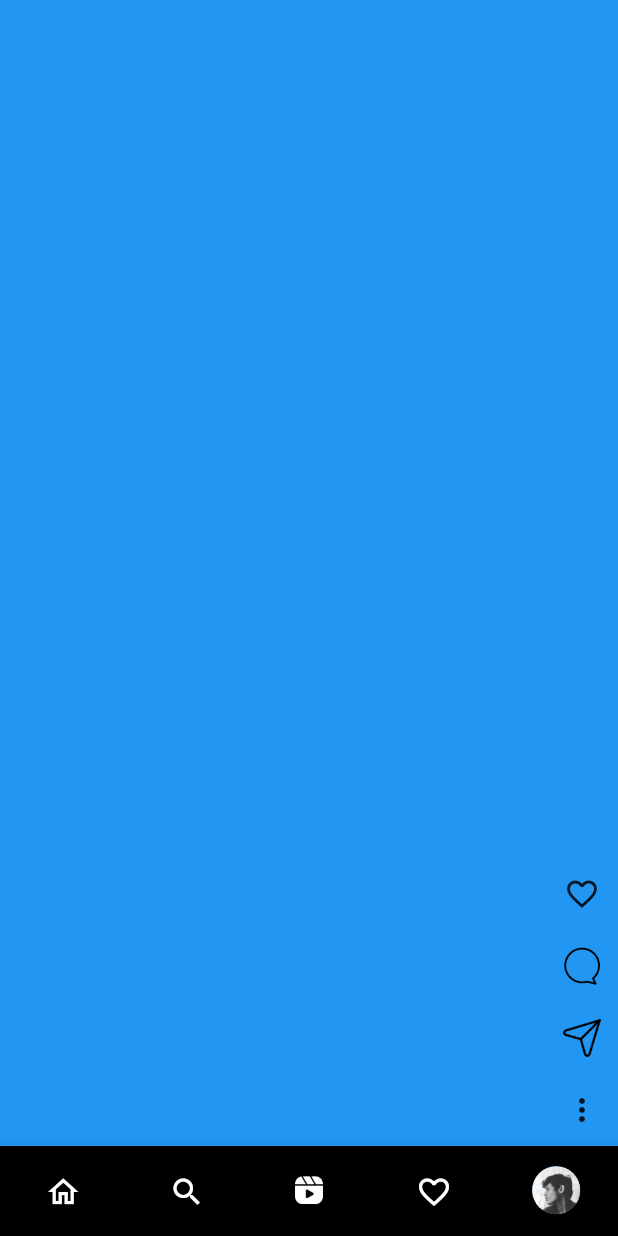
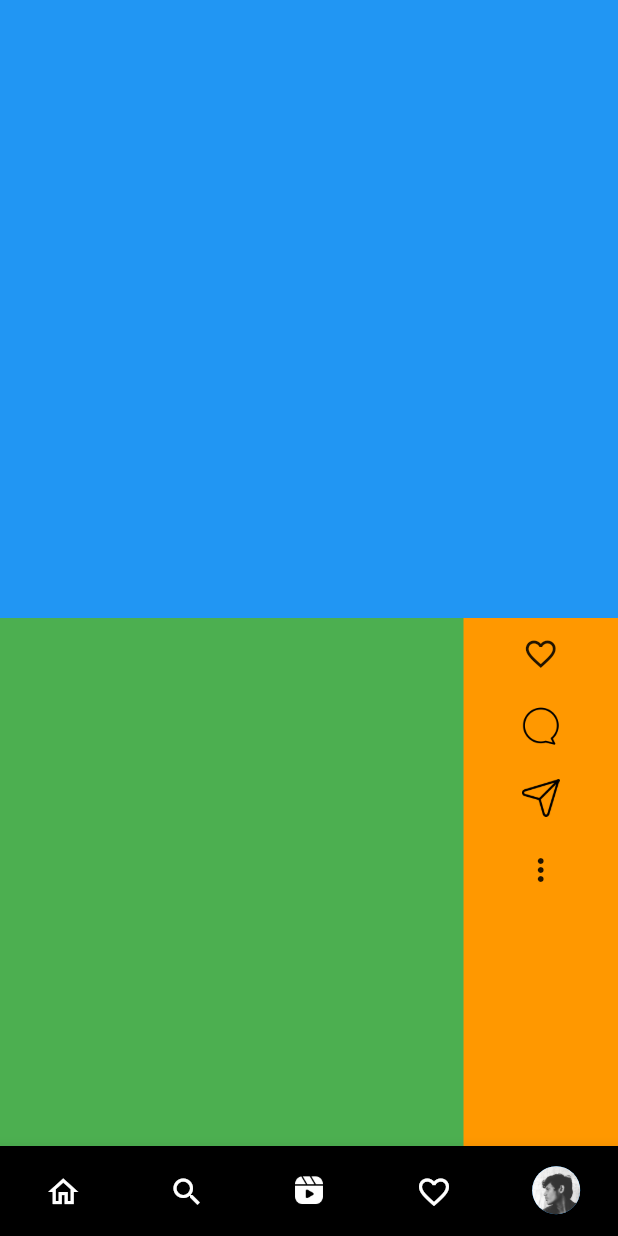
Before and after one commit to KESHAVBERG/Instagramclone, a Flutter app: the screen it shows after launch, item 3 of the bottom bar chosen, on a phone screen of 412 x 824 dp. Run offline on Flutter 3.47's test engine with Material 2 defaults, Android fonts, the phone set to English and light mode, and no system bars.

Commit message:
working on reels deesign

```diff
--- a/lib/pages/reels.dart
+++ b/lib/pages/reels.dart
@@ -20,17 +20,27 @@ class _ReelsState extends State<Reels> {
           controller: controller ,
           scrollDirection: Axis.vertical,
           children: [
+            Stack(
+              children: [
                 Container(
                   width: MediaQuery.of(context).size.width,
                   height: MediaQuery.of(context).size.height,
                   color: Colors.blue,
-          child: Column(
+                ),
+                Container(
+                    width: MediaQuery.of(context).size.width,
+                    height: MediaQuery.of(context).size.height,
+                    margin: EdgeInsets.fromLTRB(0,MediaQuery.of(context).size.height*0.50,0,0),
+                    color: Colors.green,
+                    child: Container(
+                      child: Row(
                         mainAxisAlignment: MainAxisAlignment.end,
                         children: [
-              Row(
-                mainAxisAlignment: MainAxisAlignment.end,
-                children: [
-                  Column(
+                          Container(
+                            width: MediaQuery.of(context).size.width*0.25,
+                            color: Colors.orange,
+                            child: Column(
+
                               children: [
                                 IconButton(onPressed: (){}, icon: Icon(Icons.favorite_border)),
                                 IconButton(onPressed: (){}, icon: Image.asset("imgs/comment.png")),
@@ -40,11 +50,13 @@ class _ReelsState extends State<Reels> {
 
 
                               ],
+                            ),
                           )
                         ],
+                      ),
                     )
+                ),
               ],
-          )
             ),
             Container(
               width: MediaQuery.of(context).size.width,
--- a/pubspec.yaml
+++ b/pubspec.yaml
@@ -36,6 +36,7 @@ dependencies:
   # The following adds the Cupertino Icons font to your application.
   # Use with the CupertinoIcons class for iOS style icons.
   cupertino_icons: ^1.0.2
+  video_player: ^2.2.18
 
 dev_dependencies:
   flutter_test:
```
Also changed, not shown: pubspec.lock. Lines whose indentation alone changed are shown as unchanged.
